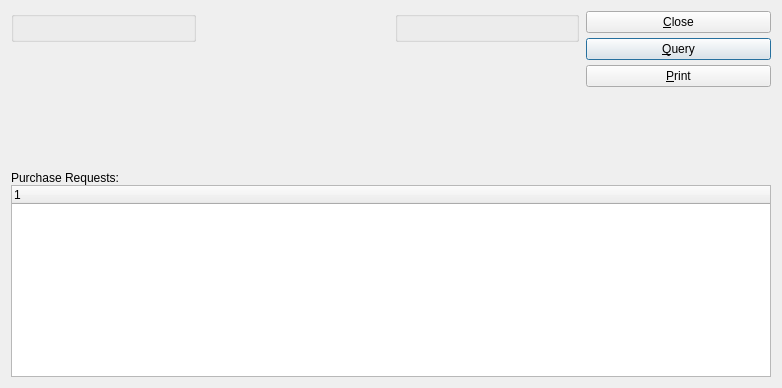
Qt form xtuple/trunk/guiclient/dspPurchaseReqsByPlannerCode.ui (WooodHead/xtuple) before a commit.
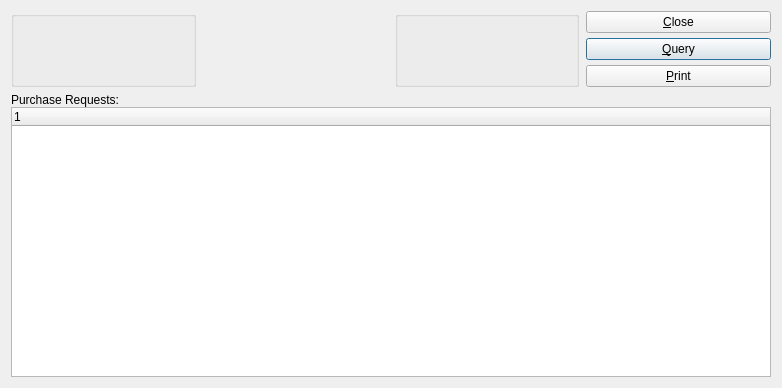
The same form after that commit. Custom widgets are drawn as their Qt base class.

Commit message: Issue #8258:change layout

What changed in the file:
```diff
--- a/xtuple/trunk/guiclient/dspPurchaseReqsByPlannerCode.ui
+++ b/xtuple/trunk/guiclient/dspPurchaseReqsByPlannerCode.ui
@@ -24,17 +24,11 @@
    <layout class="QVBoxLayout" >
     <item>
      <layout class="QHBoxLayout" >
-      <property name="margin" >
-       <number>0</number>
-      </property>
       <property name="spacing" >
        <number>7</number>
       </property>
       <item>
        <layout class="QVBoxLayout" >
-        <property name="margin" >
-         <number>0</number>
-        </property>
         <property name="spacing" >
          <number>0</number>
         </property>
@@ -50,7 +44,10 @@
           <property name="orientation" >
            <enum>Qt::Vertical</enum>
           </property>
-          <property name="sizeHint" >
+         <property name="sizeType" >
+          <enum>QSizePolicy::Minimum</enum>
+         </property>
+         <property name="sizeHint" stdset="0" >
            <size>
             <width>20</width>
             <height>0</height>
@@ -62,9 +59,6 @@
       </item>
       <item>
        <layout class="QVBoxLayout" >
-        <property name="margin" >
-         <number>0</number>
-        </property>
         <property name="spacing" >
          <number>0</number>
         </property>
@@ -76,7 +70,10 @@
           <property name="orientation" >
            <enum>Qt::Vertical</enum>
           </property>
-          <property name="sizeHint" >
+         <property name="sizeType" >
+          <enum>QSizePolicy::Minimum</enum>
+         </property>
+         <property name="sizeHint" stdset="0" >
            <size>
             <width>20</width>
             <height>0</height>
@@ -88,9 +85,6 @@
       </item>
       <item>
        <layout class="QVBoxLayout" >
-        <property name="margin" >
-         <number>0</number>
-        </property>
         <property name="spacing" >
          <number>0</number>
         </property>
@@ -106,7 +100,10 @@
           <property name="orientation" >
            <enum>Qt::Vertical</enum>
           </property>
-          <property name="sizeHint" >
+         <property name="sizeType" >
+          <enum>QSizePolicy::Minimum</enum>
+         </property>
+         <property name="sizeHint" stdset="0" >
            <size>
             <width>20</width>
             <height>0</height>
@@ -118,9 +115,6 @@
       </item>
       <item>
        <layout class="QVBoxLayout" >
-        <property name="margin" >
-         <number>0</number>
-        </property>
         <property name="spacing" >
          <number>5</number>
         </property>
@@ -156,7 +150,10 @@
           <property name="orientation" >
            <enum>Qt::Vertical</enum>
           </property>
-          <property name="sizeHint" >
+         <property name="sizeType" >
+          <enum>QSizePolicy::Minimum</enum>
+         </property>
+         <property name="sizeHint" stdset="0" >
            <size>
             <width>20</width>
             <height>0</height>
@@ -170,9 +167,6 @@
     </item>
     <item>
      <layout class="QVBoxLayout" >
-      <property name="margin" >
-       <number>0</number>
-      </property>
       <property name="spacing" >
        <number>0</number>
       </property>
@@ -197,29 +191,21 @@
    <class>DateCluster</class>
    <extends>QWidget</extends>
    <header>datecluster.h</header>
-   <container>0</container>
-   <pixmap></pixmap>
+  </customwidget>
+  <customwidget>
+   <class>ParameterGroup</class>
+   <extends>QGroupBox</extends>
+   <header>parametergroup.h</header>
+  </customwidget>
+  <customwidget>
+   <class>WarehouseGroup</class>
+   <extends>QGroupBox</extends>
+   <header>warehousegroup.h</header>
   </customwidget>
   <customwidget>
    <class>XTreeWidget</class>
    <extends>QTreeWidget</extends>
    <header>xtreewidget.h</header>
-   <container>0</container>
-   <pixmap></pixmap>
-  </customwidget>
-  <customwidget>
-   <class>WarehouseGroup</class>
-   <extends>QGroupBox</extends>
-   <header>warehousegroup.h</header>
-   <container>0</container>
-   <pixmap></pixmap>
-  </customwidget>
-  <customwidget>
-   <class>ParameterGroup</class>
-   <extends>QGroupBox</extends>
-   <header>parametergroup.h</header>
-   <container>0</container>
-   <pixmap></pixmap>
   </customwidget>
  </customwidgets>
  <tabstops>
```
Left out of the diff: 3 changed lines with no effect on the pictures. Lines whose indentation alone changed are shown as unchanged.
